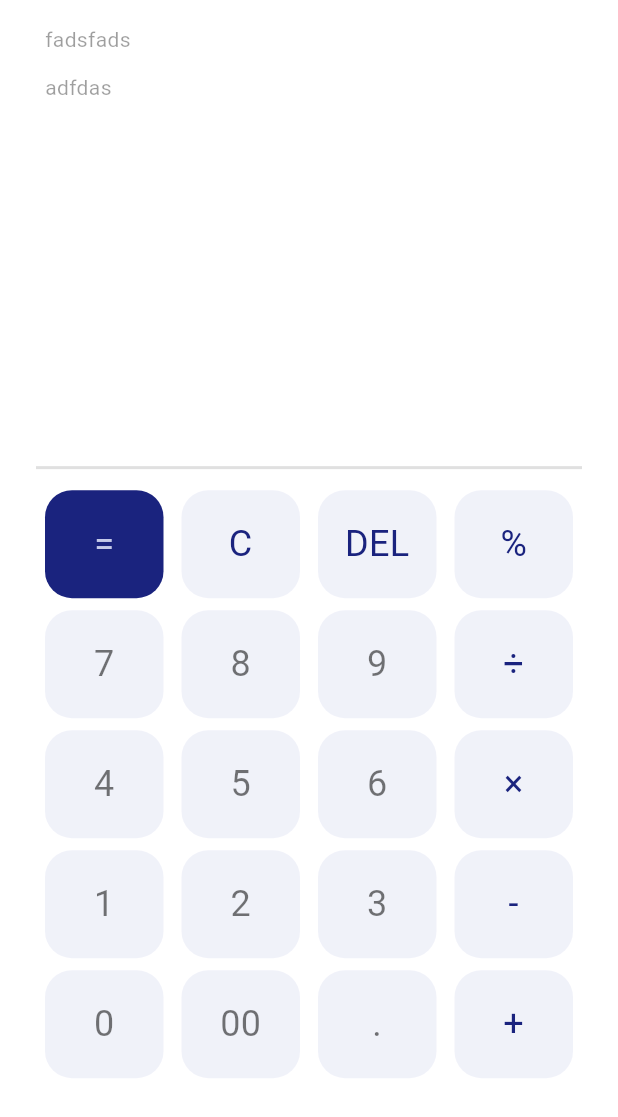
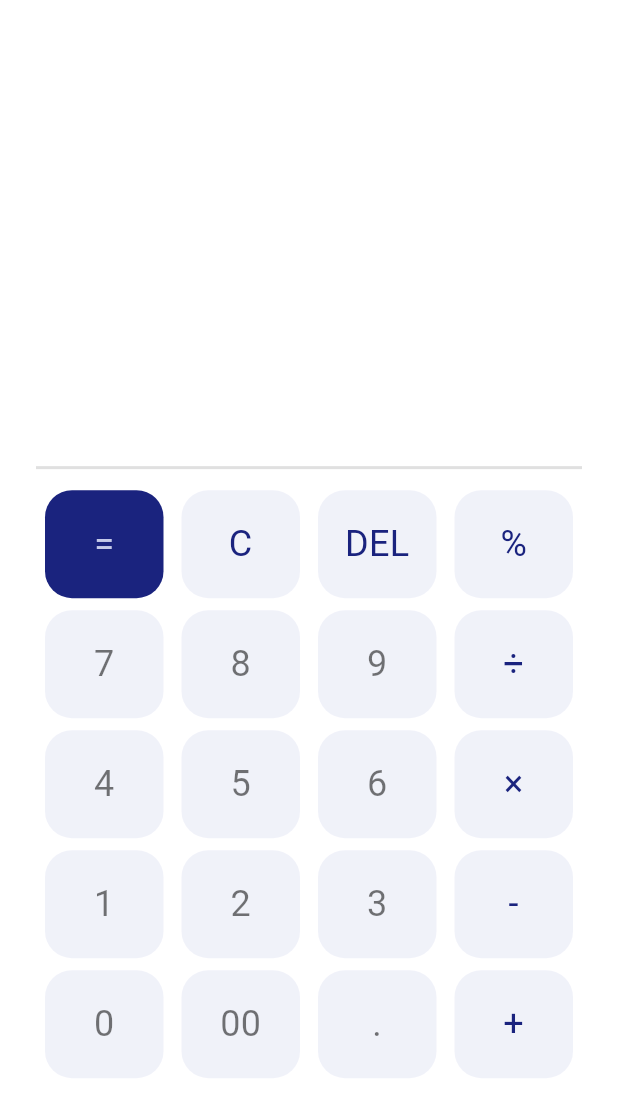
Before and after one commit to theparaxylene/flutter-kalkulator, a Flutter app: the screen it shows after launch, on a phone screen of 412 x 824 dp. Shown: the top 1117 px of the screen. Run offline on Flutter 3.47's test engine with Material 3 defaults, Android fonts, the phone set to English and light mode, and no system bars; our stand-ins replace math_expressions.

Commit message:
fix bugs in calculation & reversed the order of history list

```diff
--- a/lib/screens/calc_screen.dart
+++ b/lib/screens/calc_screen.dart
@@ -35,14 +35,10 @@ class _CalcScreenState extends State<CalcScreen> {
     '+',
   ];
 
-  final questionHistory = [
-    'adfdas',
-    'fadsfads',
-    'dasf',
-    'adsfs',
-  ];
   var question = '';
+  var submitted = '';
   var answer = '';
+  final List<String> questionHistory = [];
 
   @override
   Widget build(BuildContext context) {
@@ -62,7 +58,7 @@ class _CalcScreenState extends State<CalcScreen> {
                   children: [
                     // QUESTION HISTORY
                     HistoryBox(
-                      solved: questionHistory,
+                      solved: questionHistory.reversed.toList(),
                     ),
 
                     // QUESTION
@@ -75,7 +71,7 @@ class _CalcScreenState extends State<CalcScreen> {
                           mainAxisAlignment: MainAxisAlignment.start,
                           children: [
                             Text(
-                              question,
+                              submitted + question,
                               // 'question',
                               style: TextStyle(
                                 fontSize: 36,
@@ -154,7 +150,7 @@ class _CalcScreenState extends State<CalcScreen> {
   }
 
   void solve() {
-    var finalQuestion = question;
+    var finalQuestion = submitted + question;
 
     if (finalQuestion.isNotEmpty) {
       finalQuestion = finalQuestion.replaceAll('×', '*');
@@ -166,9 +162,17 @@ class _CalcScreenState extends State<CalcScreen> {
 
       double eval = exp.evaluate(EvaluationType.REAL, cm);
 
-      answer = eval.toString();
+      // to check if eval has decimals
+      if (eval % 1 == 0) {
+        answer = eval.toStringAsFixed(0);
+      } else {
+        answer = eval.toString();
+      }
 
-      question = double.parse(answer).toStringAsFixed(0);
+      // prevent from adding duplicates
+      if (!questionHistory.contains('$submitted$question = $answer')) {
+        questionHistory.add('$submitted$question = $answer');
+      }
     }
   }
 
@@ -181,8 +185,9 @@ class _CalcScreenState extends State<CalcScreen> {
 
       // C
       else if (index == 1) {
+        question = '';
+        submitted = '';
         answer = '';
-        question = '';
       }
 
       // DEL
@@ -201,7 +206,8 @@ class _CalcScreenState extends State<CalcScreen> {
       // Operators
       else if ((index + 1) % 4 == 0) {
         if (question.isNotEmpty) {
-          question += (' ${keys[index]} $question ');
+          submitted += '$question ${keys[index]} ';
+          question = '';
         }
       }
 
--- a/lib/widgets/history_box.dart
+++ b/lib/widgets/history_box.dart
@@ -11,7 +11,7 @@ class HistoryBox extends StatelessWidget {
   @override
   Widget build(BuildContext context) {
     return SizedBox(
-      height: 64,
+      height: 48,
       width: double.infinity,
       child: ListView.builder(
         itemCount: solved.length,
@@ -19,11 +19,11 @@ class HistoryBox extends StatelessWidget {
         itemBuilder: (context, index) => Padding(
           padding: const EdgeInsets.symmetric(
             horizontal: 16,
-            vertical: 6,
+            vertical: 8,
           ),
           child: Text(
             solved[index],
-            style: const TextStyle(fontSize: 14, color: Colors.black38),
+            style: const TextStyle(fontSize: 20, color: Colors.black38),
           ),
         ),
       ),
```
